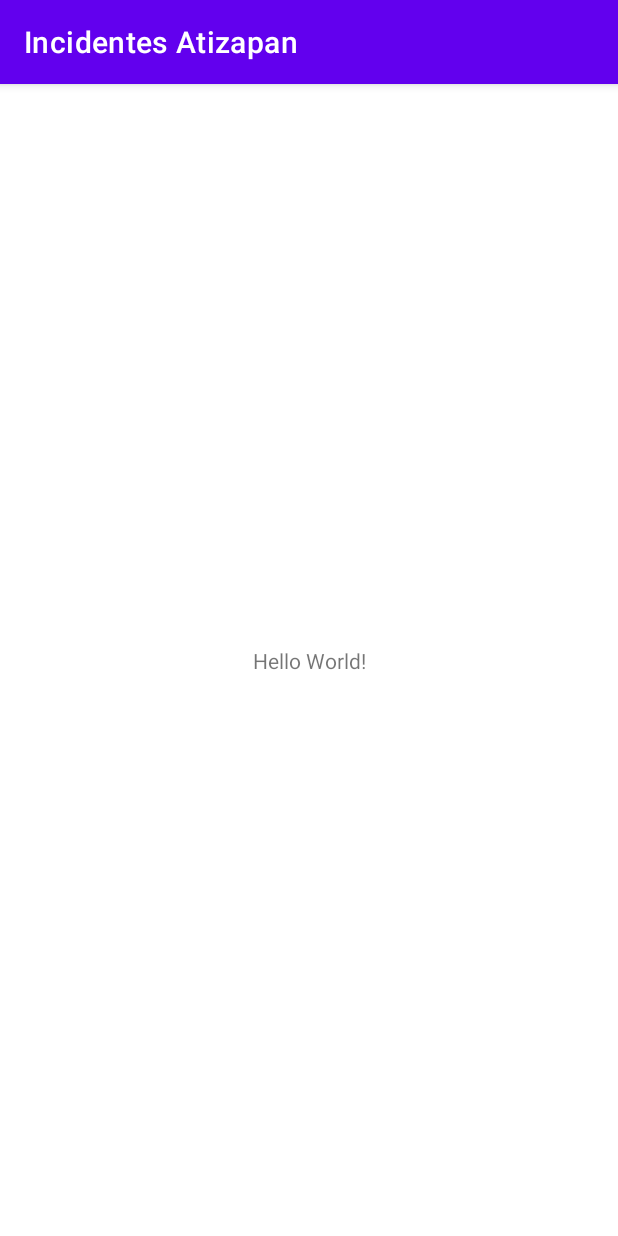
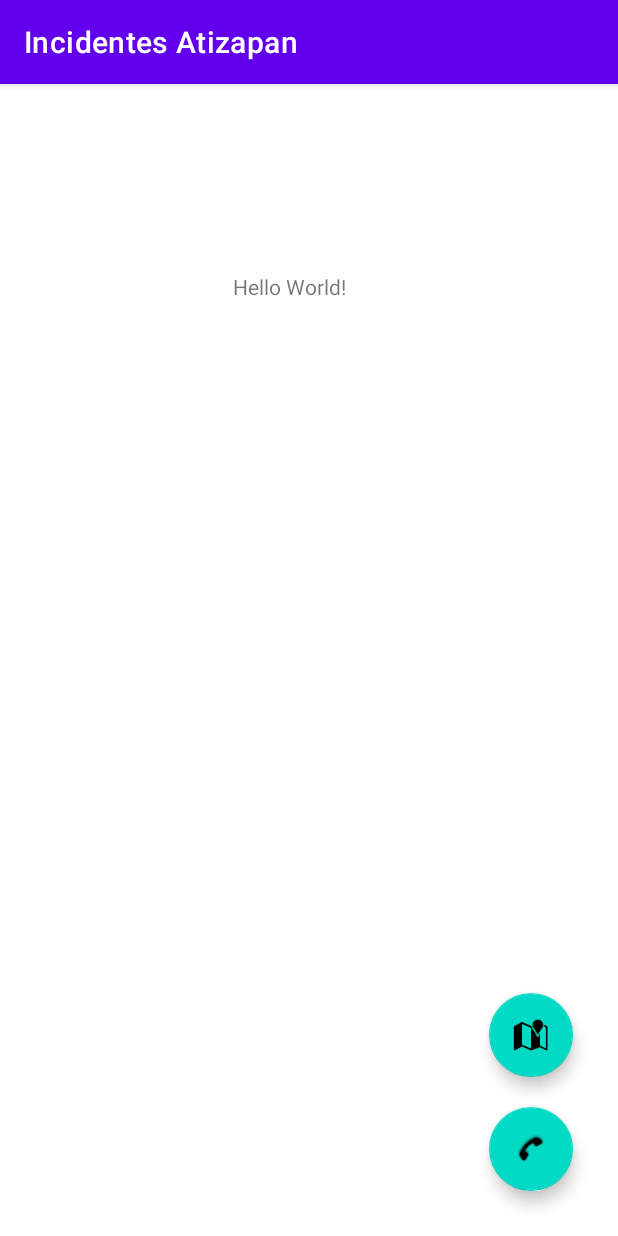
Before and after one commit to a01752785/incidentes-atizapan, an Android app: the screen it shows after launch (MainActivity), on a phone screen of 412 x 824 dp. Run offline under Robolectric (Android 15) with nearby library versions, the phone set to English and light mode, and no system bars.

Commit message:
Cambio Sugerido a directorios

```diff
--- a/Application/app/build.gradle
+++ b/Application/app/build.gradle
@@ -37,6 +37,11 @@ dependencies {
     implementation 'androidx.appcompat:appcompat:1.5.0'
     implementation 'com.google.android.material:material:1.6.1'
     implementation 'androidx.constraintlayout:constraintlayout:2.1.4'
+    implementation 'androidx.navigation:navigation-fragment-ktx:2.5.1'
+    implementation 'androidx.navigation:navigation-ui-ktx:2.5.1'
+    implementation 'androidx.legacy:legacy-support-v4:1.0.0'
+    implementation 'androidx.lifecycle:lifecycle-livedata-ktx:2.5.1'
+    implementation 'androidx.lifecycle:lifecycle-viewmodel-ktx:2.5.1'
     testImplementation 'junit:junit:4.13.2'
     androidTestImplementation 'androidx.test.ext:junit:1.1.3'
     androidTestImplementation 'androidx.test.espresso:espresso-core:3.4.0'
--- /dev/null
+++ b/Application/app/src/main/java/mx/itesm/incidentesatizapan/MainFragment.kt
@@ -0,0 +1,31 @@
+package mx.itesm.incidentesatizapan
+
+import androidx.lifecycle.ViewModelProvider
+import android.os.Bundle
+import androidx.fragment.app.Fragment
+import android.view.LayoutInflater
+import android.view.View
+import android.view.ViewGroup
+
+class MainFragment : Fragment() {
+
+    companion object {
+        fun newInstance() = MainFragment()
+    }
+
+    private lateinit var viewModel: MainViewModel
+
+    override fun onCreateView(
+        inflater: LayoutInflater, container: ViewGroup?,
+        savedInstanceState: Bundle?
+    ): View? {
+        return inflater.inflate(R.layout.fragment_main, container, false)
+    }
+
+    override fun onActivityCreated(savedInstanceState: Bundle?) {
+        super.onActivityCreated(savedInstanceState)
+        viewModel = ViewModelProvider(this).get(MainViewModel::class.java)
+        // TODO: Use the ViewModel
+    }
+
+}
--- /dev/null
+++ b/Application/app/src/main/java/mx/itesm/incidentesatizapan/MainViewModel.kt
@@ -0,0 +1,7 @@
+package mx.itesm.incidentesatizapan
+
+import androidx.lifecycle.ViewModel
+
+class MainViewModel : ViewModel() {
+    // TODO: Implement the ViewModel
+}
--- a/Application/app/src/main/res/layout/activity_main.xml
+++ b/Application/app/src/main/res/layout/activity_main.xml
@@ -6,13 +6,25 @@
     android:layout_height="match_parent"
     tools:context=".MainActivity">
 
+    <androidx.fragment.app.FragmentContainerView
+        android:id="@+id/fragmentContainerView"
+        android:name="mx.itesm.incidentesatizapan.MainFragment"
+        android:layout_width="0dp"
+        android:layout_height="0dp"
+        app:layout_constraintBottom_toBottomOf="parent"
+        app:layout_constraintEnd_toEndOf="parent"
+        app:layout_constraintStart_toStartOf="parent"
+        app:layout_constraintTop_toTopOf="parent" />
+
     <TextView
         android:layout_width="wrap_content"
         android:layout_height="wrap_content"
         android:text="Hello World!"
         app:layout_constraintBottom_toBottomOf="parent"
         app:layout_constraintEnd_toEndOf="parent"
+        app:layout_constraintHorizontal_bias="0.461"
         app:layout_constraintStart_toStartOf="parent"
-        app:layout_constraintTop_toTopOf="parent" />
+        app:layout_constraintTop_toTopOf="parent"
+        app:layout_constraintVertical_bias="0.167" />
 
 </androidx.constraintlayout.widget.ConstraintLayout>
--- /dev/null
+++ b/Application/app/src/main/res/layout/fragment_main.xml
@@ -0,0 +1,46 @@
+<?xml version="1.0" encoding="utf-8"?>
+<androidx.constraintlayout.widget.ConstraintLayout xmlns:android="http://schemas.android.com/apk/res/android"
+    xmlns:app="http://schemas.android.com/apk/res-auto"
+    xmlns:tools="http://schemas.android.com/tools"
+    android:id="@+id/frameLayout"
+    android:layout_width="match_parent"
+    android:layout_height="match_parent"
+    tools:context=".MainFragment">
+
+    <com.google.android.material.floatingactionbutton.FloatingActionButton
+        android:id="@+id/btnMapa"
+        android:layout_width="wrap_content"
+        android:layout_height="wrap_content"
+        android:layout_marginEnd="30dp"
+        android:layout_marginBottom="20dp"
+        android:clickable="true"
+        android:src="@android:drawable/ic_dialog_map"
+        app:layout_constraintBottom_toTopOf="@+id/btnContacto"
+        app:layout_constraintEnd_toEndOf="parent" />
+
+    <com.google.android.material.floatingactionbutton.FloatingActionButton
+        android:id="@+id/btnContacto"
+        android:layout_width="wrap_content"
+        android:layout_height="wrap_content"
+        android:layout_marginEnd="30dp"
+        android:layout_marginBottom="30dp"
+        android:clickable="true"
+        android:src="@android:drawable/stat_sys_phone_call"
+        app:layout_constraintBottom_toBottomOf="parent"
+        app:layout_constraintEnd_toEndOf="parent" />
+
+    <LinearLayout
+        android:layout_width="410dp"
+        android:layout_height="729dp"
+        android:orientation="vertical"
+        app:layout_constraintBottom_toBottomOf="parent"
+        app:layout_constraintEnd_toEndOf="parent"
+        app:layout_constraintStart_toStartOf="parent"
+        app:layout_constraintTop_toTopOf="parent">
+
+        <LinearLayout
+            android:layout_width="match_parent"
+            android:layout_height="264dp"
+            android:orientation="vertical"/>
+    </LinearLayout>
+</androidx.constraintlayout.widget.ConstraintLayout>
--- /dev/null
+++ b/Application/app/src/main/res/navigation/navigation.xml
@@ -0,0 +1,12 @@
+<?xml version="1.0" encoding="utf-8"?>
+<navigation xmlns:android="http://schemas.android.com/apk/res/android"
+    xmlns:app="http://schemas.android.com/apk/res-auto"
+    xmlns:tools="http://schemas.android.com/tools"
+    android:id="@+id/navigation"
+    app:startDestination="@id/mainFragment">
+    <fragment
+        android:id="@+id/mainFragment"
+        android:name="mx.itesm.incidentesatizapan.MainFragment"
+        android:label="fragment_main"
+        tools:layout="@layout/fragment_main" />
+</navigation>
```
Also changed, not shown: 2 other files.
